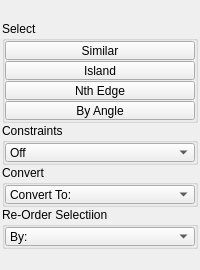
This is tentacle/ui/selection.ui in m3trik/tentacle as Qt 5 draws it before an edit. The edited form follows.
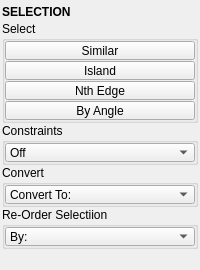
This is the edited form. Custom widgets are drawn as their Qt base class.

Diff of the .ui file:
```diff
--- a/tentacle/ui/selection.ui
+++ b/tentacle/ui/selection.ui
@@ -54,7 +54,7 @@
        <number>0</number>
       </property>
       <item>
-       <widget class="Header" name="header" native="true">
+       <widget class="Header" name="header">
         <property name="minimumSize">
          <size>
           <width>0</width>
@@ -438,7 +438,7 @@
  <customwidgets>
   <customwidget>
    <class>Header</class>
-   <extends>QWidget</extends>
+   <extends>QLabel</extends>
    <header>uitk.widgets.header</header>
   </customwidget>
   <customwidget>
```
Left out of the diff: 2 changed lines with no effect on the pictures.
